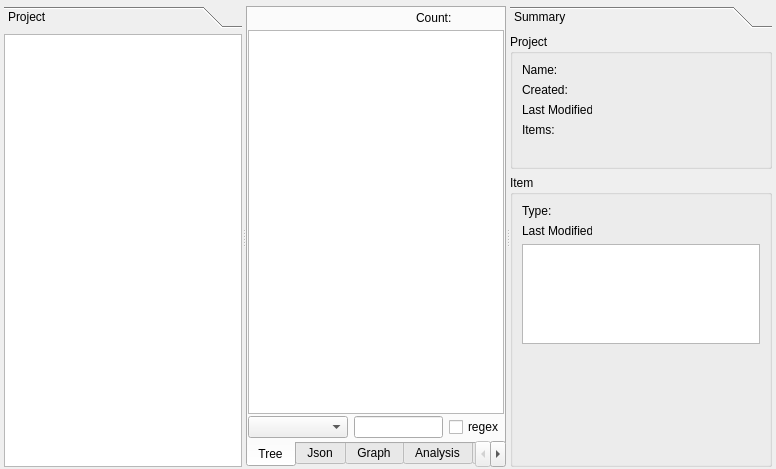
Before: the Qt Designer form sub3suite/src/project/Project.ui in 3nock/OTE, drawn with Qt 5.
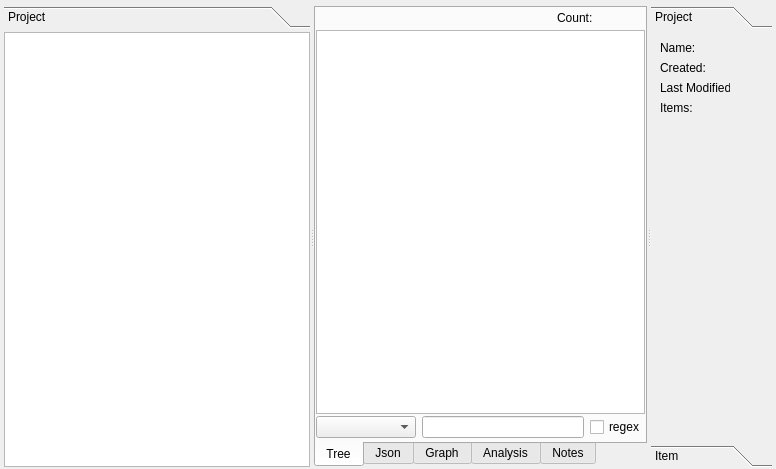
After: the same form once the commit is applied.

What changed in the file:
```diff
--- a/sub3suite/src/project/Project.ui
+++ b/sub3suite/src/project/Project.ui
@@ -55,7 +55,7 @@
         </size>
        </property>
        <property name="tabSpacing">
-        <number>0</number>
+        <number>4</number>
        </property>
        <widget class="QWidget" name="toolBoxProject">
         <property name="geometry">
@@ -63,7 +63,7 @@
           <x>0</x>
           <y>0</y>
           <width>231</width>
-          <height>440</height>
+          <height>436</height>
          </rect>
         </property>
         <attribute name="label">
@@ -74,7 +74,7 @@
           <number>0</number>
          </property>
          <property name="topMargin">
-          <number>6</number>
+          <number>0</number>
          </property>
          <property name="rightMargin">
           <number>0</number>
@@ -357,7 +357,7 @@
        </size>
       </property>
       <property name="tabSpacing">
-       <number>0</number>
+       <number>4</number>
       </property>
       <widget class="QWidget" name="toolBoxSummary">
        <property name="geometry">
@@ -365,36 +365,12 @@
          <x>0</x>
          <y>0</y>
          <width>252</width>
-         <height>440</height>
+         <height>411</height>
         </rect>
        </property>
        <attribute name="label">
-        <string>Summary</string>
-       </attribute>
-       <layout class="QVBoxLayout" name="verticalLayout_3">
-        <property name="leftMargin">
-         <number>0</number>
-        </property>
-        <property name="topMargin">
-         <number>6</number>
-        </property>
-        <property name="rightMargin">
-         <number>0</number>
-        </property>
-        <property name="bottomMargin">
-         <number>0</number>
-        </property>
-        <item>
-         <widget class="QGroupBox" name="groupBoxProject">
-          <property name="minimumSize">
-           <size>
-            <width>0</width>
-            <height>0</height>
-           </size>
-          </property>
-          <property name="title">
            <string>Project</string>
-          </property>
+       </attribute>
           <layout class="QVBoxLayout" name="verticalLayout_7">
            <item>
             <layout class="QHBoxLayout" name="horizontalLayout_5">
@@ -536,15 +512,26 @@
              </item>
             </layout>
            </item>
-          </layout>
-         </widget>
-        </item>
-        <item>
-         <widget class="QGroupBox" name="groupBox">
-          <property name="title">
+        <item>
+         <spacer name="verticalSpacer">
+          <property name="orientation">
+           <enum>Qt::Vertical</enum>
+          </property>
+          <property name="sizeHint" stdset="0">
+           <size>
+            <width>20</width>
+            <height>278</height>
+           </size>
+          </property>
+         </spacer>
+        </item>
+       </layout>
+      </widget>
+      <widget class="QWidget" name="page">
+       <attribute name="label">
            <string>Item</string>
-          </property>
-          <layout class="QVBoxLayout" name="verticalLayout_9">
+       </attribute>
+       <layout class="QVBoxLayout" name="verticalLayout_3">
            <item>
             <layout class="QHBoxLayout" name="horizontalLayout_7">
              <item>
@@ -621,20 +608,17 @@
             </widget>
            </item>
            <item>
-            <spacer name="verticalSpacer">
+         <spacer name="verticalSpacer_2">
              <property name="orientation">
               <enum>Qt::Vertical</enum>
              </property>
              <property name="sizeHint" stdset="0">
               <size>
                <width>20</width>
-               <height>114</height>
+            <height>242</height>
               </size>
              </property>
             </spacer>
-           </item>
-          </layout>
-         </widget>
         </item>
        </layout>
       </widget>
```
Lines whose indentation alone changed are shown as unchanged.
